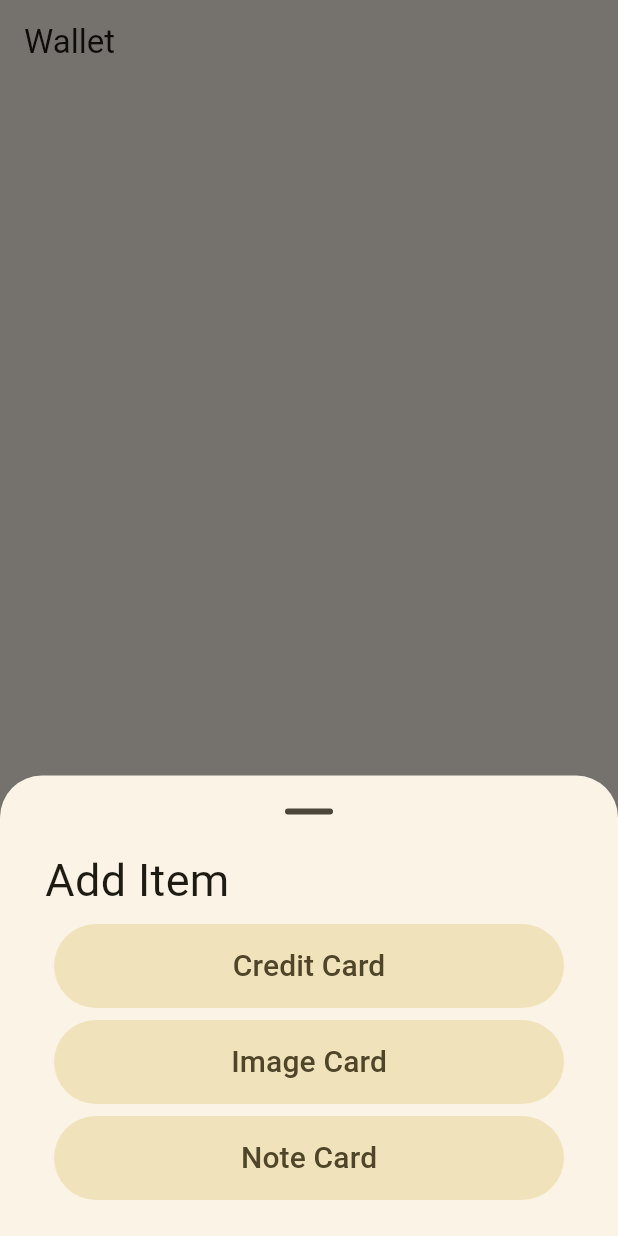
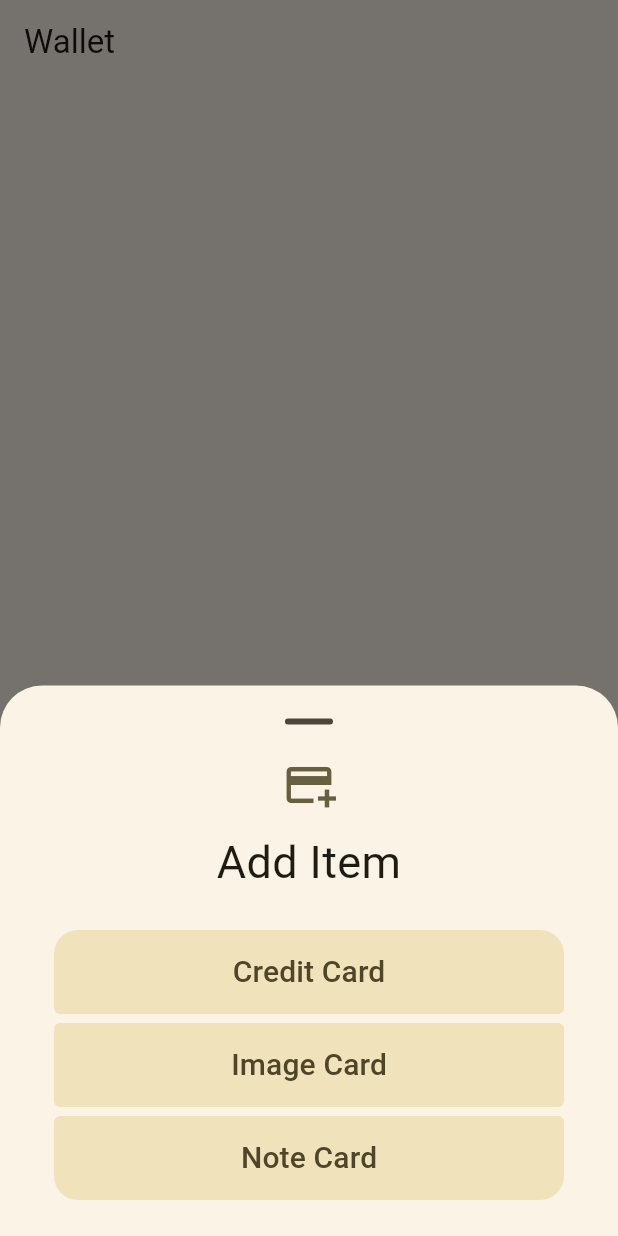
Before and after one commit to TiimmyFTurner/wallet, a Flutter app: the screen it shows after launch, after a tap on the "add" icon, on a phone screen of 412 x 824 dp. Run offline on Flutter 3.47's test engine with Material 3 defaults, Android fonts, the phone set to English and light mode, and no system bars; drawn by our look-alikes of dynamic_color; our stand-ins replace flutter_riverpod, freezed_annotation, go_router, riverpod_annotation, share_plus, shared_preferences; generated files the repository leaves out were written again.

```diff
--- a/lib/presentation/screens/home_screen.dart
+++ b/lib/presentation/screens/home_screen.dart
@@ -57,19 +57,29 @@ class _HomeScreenState extends ConsumerState<HomeScreen> {
           mainAxisSize: MainAxisSize.min,
           crossAxisAlignment: CrossAxisAlignment.stretch,
           children: <Widget>[
-            Padding(
-              padding: const EdgeInsets.symmetric(horizontal: 30),
-              child: Text(
-                AppLocalizations.of(context)!.addItem,
-                style: const TextStyle(fontSize: 30),
-              ),
+            Icon(
+              Icons.add_card_outlined,
+              size: 36,
+              color: Theme.of(context).colorScheme.secondary,
             ),
-            const SizedBox(height: 8),
+            const SizedBox(height: 12),
+            Text(
+              textAlign: TextAlign.center,
+              AppLocalizations.of(context)!.addItem,
+              style: const TextStyle(fontSize: 30),
+            ),
+            const SizedBox(height: 24),
             Padding(
               padding: const EdgeInsets.symmetric(horizontal: 36),
               child: SizedBox(
                 height: 56,
                 child: FilledButton.tonal(
+                  style: ElevatedButton.styleFrom(
+                    shape: const RoundedRectangleBorder(
+                      borderRadius: BorderRadius.vertical(
+                          top: Radius.circular(16), bottom: Radius.circular(4)),
+                    ),
+                  ),
                   onPressed: () {
                     context.pop();
                     context.go('/addCreditCard');
@@ -81,12 +91,16 @@ class _HomeScreenState extends ConsumerState<HomeScreen> {
                 ),
               ),
             ),
-            const SizedBox(height: 8),
+            const SizedBox(height: 6),
             Padding(
               padding: const EdgeInsets.symmetric(horizontal: 36),
               child: SizedBox(
                 height: 56,
                 child: FilledButton.tonal(
+                  style: ElevatedButton.styleFrom(
+                    shape: const RoundedRectangleBorder(
+                        borderRadius: BorderRadius.all(Radius.circular(4))),
+                  ),
                   onPressed: () => {},
                   child: Text(
                     AppLocalizations.of(context)!.imageCard,
@@ -95,12 +109,18 @@ class _HomeScreenState extends ConsumerState<HomeScreen> {
                 ),
               ),
             ),
-            const SizedBox(height: 8),
+            const SizedBox(height: 6),
             Padding(
               padding: const EdgeInsets.symmetric(horizontal: 36),
               child: SizedBox(
                 height: 56,
                 child: FilledButton.tonal(
+                  style: ElevatedButton.styleFrom(
+                    shape: const RoundedRectangleBorder(
+                      borderRadius: BorderRadius.vertical(
+                          top: Radius.circular(4), bottom: Radius.circular(16)),
+                    ),
+                  ),
                   onPressed: () => {},
                   child: Text(
                     AppLocalizations.of(context)!.noteCard,
```
